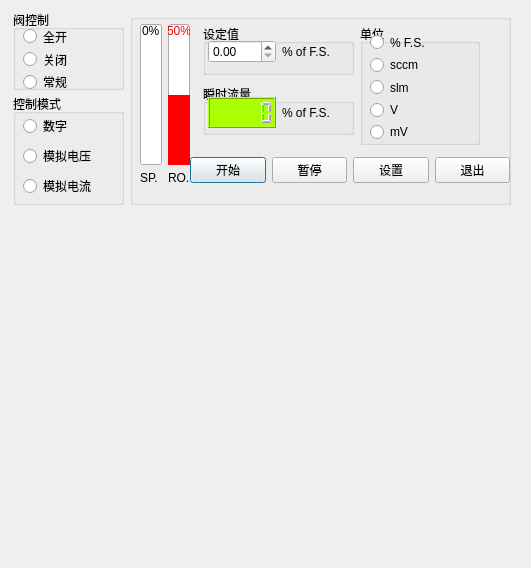
erisir/MFC_STM32F373, file PythonControler/src/UIControl.ui: the form before one commit.
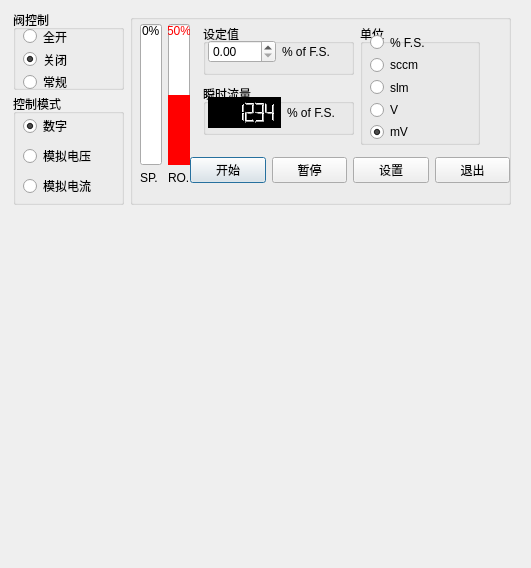
The form after the commit. Custom widgets are drawn as their Qt base class.

What changed in the file:
```diff
--- a/PythonControler/src/UIControl.ui
+++ b/PythonControler/src/UIControl.ui
@@ -47,6 +47,9 @@
        <property name="text">
         <string>关闭</string>
        </property>
+       <property name="checked">
+        <bool>true</bool>
+       </property>
       </widget>
      </item>
      <item>
@@ -83,9 +86,15 @@
     <layout class="QVBoxLayout" name="verticalLayout">
      <item>
       <widget class="QRadioButton" name="CtrlMode_Dig">
+       <property name="styleSheet">
+        <string notr="true"/>
+       </property>
        <property name="text">
         <string>数字</string>
        </property>
+       <property name="checked">
+        <bool>true</bool>
+       </property>
       </widget>
      </item>
      <item>
@@ -184,16 +193,23 @@
          <bool>false</bool>
         </property>
         <property name="styleSheet">
-         <string notr="true">color: rgb(85, 255, 0);
-selection-color: rgb(255, 0, 0);
-font: 75 9pt &quot;Aharoni&quot;;
-gridline-color: rgb(85, 0, 0);
-border-color: rgb(0, 0, 255);
-background-color: rgb(170, 255, 0);</string>
+         <string notr="true">background-color: rgb(0, 0, 0);</string>
         </property>
         <property name="smallDecimalPoint">
          <bool>false</bool>
         </property>
+        <property name="digitCount">
+         <number>6</number>
+        </property>
+        <property name="segmentStyle">
+         <enum>QLCDNumber::Filled</enum>
+        </property>
+        <property name="value" stdset="0">
+         <double>1234.000000000000000</double>
+        </property>
+        <property name="intValue" stdset="0">
+         <number>1234</number>
+        </property>
        </widget>
       </item>
       <item>
@@ -261,6 +277,9 @@
         <property name="text">
          <string>mV</string>
         </property>
+        <property name="checked">
+         <bool>true</bool>
+        </property>
        </widget>
       </item>
      </layout>
```
Left out of the diff: 4 changed lines with no effect on the pictures.
